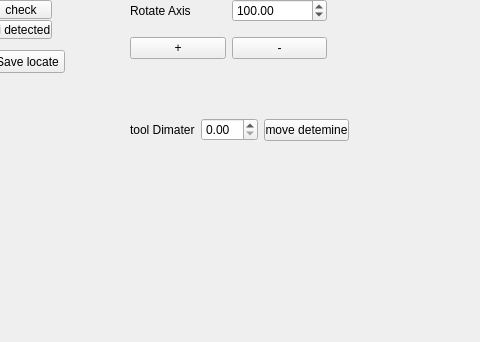
kmolLin/PAOM, file core/mainwindow.ui: the form before one commit; both pictures show x 369 to 849 and y 389 to 731 of the 1400 by 731 pixel window.
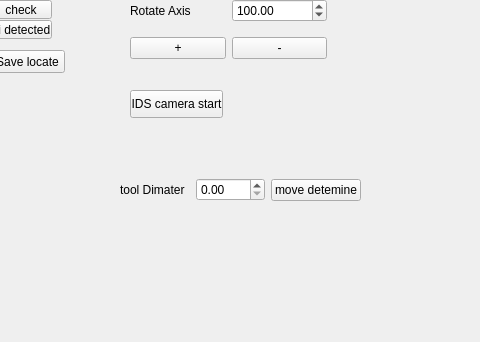
The form after the commit. Icons and pictures are not drawn.

Diff of the .ui file:
```diff
--- a/core/mainwindow.ui
+++ b/core/mainwindow.ui
@@ -814,9 +814,9 @@
         <widget class="QWidget" name="horizontalLayoutWidget_2">
          <property name="geometry">
           <rect>
-           <x>490</x>
-           <y>470</y>
-           <width>219</width>
+           <x>480</x>
+           <y>530</y>
+           <width>241</width>
            <height>80</height>
           </rect>
          </property>
@@ -840,6 +840,19 @@
           </item>
          </layout>
         </widget>
+        <widget class="QPushButton" name="ids_outside_btn">
+         <property name="geometry">
+          <rect>
+           <x>490</x>
+           <y>470</y>
+           <width>93</width>
+           <height>28</height>
+          </rect>
+         </property>
+         <property name="text">
+          <string>IDS camera start</string>
+         </property>
+        </widget>
        </widget>
       </item>
      </layout>
```
Left out of the diff: 5 changed lines with no effect on the pictures.
